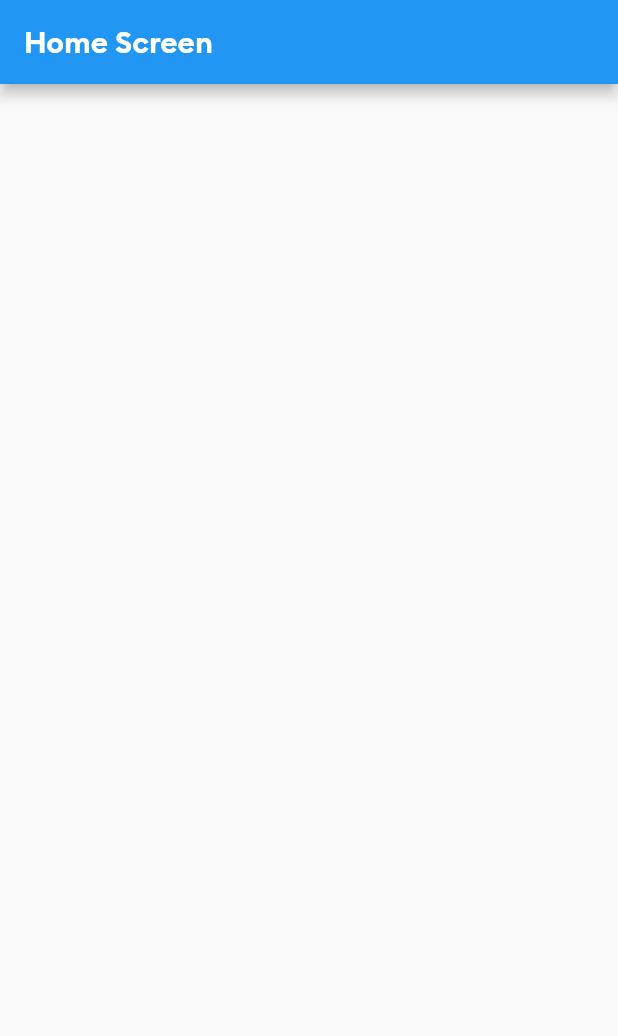
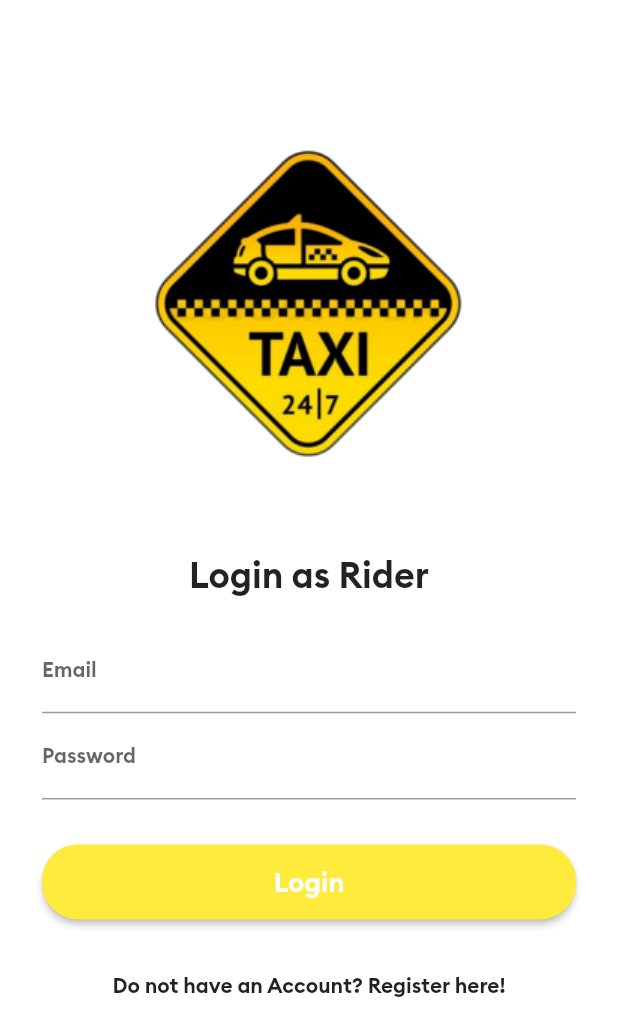
Before and after one commit to JazperT298/Fake-Taxi-App, a Flutter app: the screen it shows after launch, on a phone screen of 412 x 824 dp. Shown: the top 1036 px of the screen. Run offline on Flutter 3.47's test engine with Material 2 defaults, Android fonts, the phone set to English and light mode, and no system bars; our stand-ins replace firebase_auth, firebase_core, firebase_database, fluttertoast; accounts and stored records are empty.

Commit message:
login and register new user with firebase

```diff
--- a/lib/main.dart
+++ b/lib/main.dart
@@ -1,23 +1,36 @@
 import 'package:fake_taxi/screens/home_screen.dart';
+import 'package:fake_taxi/screens/login_screen.dart';
+import 'package:fake_taxi/screens/register_screen.dart';
+import 'package:firebase_core/firebase_core.dart';
+import 'package:firebase_database/firebase_database.dart';
 import 'package:flutter/material.dart';
 
-void main() {
+void main() async {
+  WidgetsFlutterBinding.ensureInitialized();
+  await Firebase.initializeApp();
   runApp(MyApp());
 }
+
+DatabaseReference usersRef = FirebaseDatabase.instance.reference().child('users');
 
 class MyApp extends StatelessWidget {
   // This widget is the root of your application.
   @override
   Widget build(BuildContext context) {
     return MaterialApp(
-      title: 'Flutter Demo',
+      title: 'Fake Taxi',
       debugShowCheckedModeBanner: false,
       theme: ThemeData(
         fontFamily: "Brand Bold",
         visualDensity: VisualDensity.adaptivePlatformDensity,
         primarySwatch: Colors.blue,
       ),
-      home: HomeScreen(),
+      initialRoute: LoginScreen.idScreen,
+      routes: {
+        RegisterScreen.idScreen: (context ) => RegisterScreen(),
+        LoginScreen.idScreen: (context ) => LoginScreen(),
+        HomeScreen.idScreen: (context ) => HomeScreen(),
+      },
     );
   }
 }
--- a/lib/screens/home_screen.dart
+++ b/lib/screens/home_screen.dart
@@ -1,6 +1,7 @@
 import 'package:flutter/material.dart';
 
 class HomeScreen extends StatefulWidget {
+  static const String idScreen = "mainScreen";
   @override
   _HomeScreenState createState() => _HomeScreenState();
 }
--- /dev/null
+++ b/lib/screens/login_screen.dart
@@ -0,0 +1,158 @@
+import 'package:fake_taxi/main.dart';
+import 'package:fake_taxi/screens/home_screen.dart';
+import 'package:fake_taxi/screens/register_screen.dart';
+import 'package:firebase_auth/firebase_auth.dart';
+import 'package:firebase_database/firebase_database.dart';
+import 'package:flutter/material.dart';
+import 'package:fluttertoast/fluttertoast.dart';
+
+class LoginScreen extends StatelessWidget {
+  static const String idScreen = "login";
+
+  TextEditingController emailTextEditingController = TextEditingController();
+  TextEditingController passwordTextEditingController = TextEditingController();
+
+  final FirebaseAuth firebaseAuth = FirebaseAuth.instance;
+
+  @override
+  Widget build(BuildContext context) {
+    return Scaffold(
+      backgroundColor: Colors.white,
+      body: SingleChildScrollView(
+        child: Padding(
+          padding: EdgeInsets.all(8.0),
+          child: Column(
+            children: [
+              SizedBox(
+                height: 45.0,
+              ),
+              Center(
+                child: Image(
+                  image: AssetImage(
+                    "assets/images/logo.png",
+                  ),
+                  width: 300.0,
+                  height: 300.0,
+                ),
+              ),
+              SizedBox(
+                height: 15.0,
+              ),
+              Text(
+                'Login as Rider',
+                style: TextStyle(
+                  fontSize: 24.0,
+                  fontFamily: "Brand Bold",
+                ),
+                textAlign: TextAlign.center,
+              ),
+              Padding(
+                padding: EdgeInsets.all(20.0),
+                child: Column(
+                  children: [
+                    SizedBox(
+                      height: 1.0,
+                    ),
+                    TextField(
+                      controller: emailTextEditingController,
+                      keyboardType: TextInputType.emailAddress,
+                      decoration: InputDecoration(
+                        labelText: "Email",
+                        labelStyle: TextStyle(fontSize: 14.0),
+                        hintStyle:
+                            TextStyle(color: Colors.grey, fontSize: 10.0),
+                      ),
+                      style: TextStyle(fontSize: 14.0),
+                    ),
+                    SizedBox(
+                      height: 1.0,
+                    ),
+                    TextField(
+                      controller: passwordTextEditingController,
+                      obscureText: true,
+                      decoration: InputDecoration(
+                        labelText: "Password",
+                        labelStyle: TextStyle(fontSize: 14.0),
+                        hintStyle:
+                            TextStyle(color: Colors.grey, fontSize: 10.0),
+                      ),
+                      style: TextStyle(fontSize: 14.0),
+                    ),
+                    SizedBox(
+                      height: 30.0,
+                    ),
+                    MaterialButton(
+                      onPressed: () {
+                        if (!emailTextEditingController.text.contains("@") ||
+                            !emailTextEditingController.text.contains(".com")) {
+                          Fluttertoast.showToast(
+                              msg: "Email address is not valid!");
+                        } else if (passwordTextEditingController.text.isEmpty) {
+                          Fluttertoast.showToast(
+                              msg: "Password is not valid!");
+                        }else {
+                          loginAndAuthenticateUser(context);
+                        }
+                      },
+                      color: Colors.yellow,
+                      textColor: Colors.white,
+                      child: Container(
+                        height: 50,
+                        child: Center(
+                          child: Text(
+                            'Login',
+                            style: TextStyle(
+                              fontSize: 18.0,
+                              fontFamily: "Brand Bold",
+                            ),
+                          ),
+                        ),
+                      ),
+                      shape: new RoundedRectangleBorder(
+                          borderRadius: new BorderRadius.circular(24.0)),
+                    ),
+                  ],
+                ),
+              ),
+              MaterialButton(
+                onPressed: () {
+                  Navigator.pushNamedAndRemoveUntil(
+                      context, RegisterScreen.idScreen, (route) => false);
+                },
+                child: Text(
+                  'Do not have an Account? Register here!',
+                ),
+              ),
+            ],
+          ),
+        ),
+      ),
+    );
+  }
+
+  void loginAndAuthenticateUser(BuildContext context) async {
+    final User user = (await firebaseAuth
+            .signInWithEmailAndPassword(
+                email: emailTextEditingController.text,
+                password: passwordTextEditingController.text)
+            .catchError((errMsg) {
+      Fluttertoast.showToast(msg: "Error: " + errMsg.toString());
+    }))
+        .user;
+
+    if (user != null) {
+      usersRef.child(user.uid).once().then((DataSnapshot snap) {
+            if (snap.value != null) {
+              Fluttertoast.showToast(msg: "Successfully login!");
+
+              Navigator.pushNamedAndRemoveUntil(
+                  context, HomeScreen.idScreen, (route) => false);
+            } else {
+              Fluttertoast.showToast(msg: "Invalid credentials");
+            }
+          });
+    } else {
+      Fluttertoast.showToast(msg: "An error occurred, cannot sign in!");
+    }
+  }
+}
--- a/pubspec.yaml
+++ b/pubspec.yaml
@@ -31,6 +31,7 @@ dependencies:
   firebase_core: ^1.0.2
   firebase_auth: ^1.0.1
   firebase_database: ^6.1.1
+  fluttertoast: ^8.0.3
 
 dev_dependencies:
   flutter_test:
```
Also changed, not shown: lib/screens/register_screen.dart (added, +204 -0 lines), pubspec.lock.
